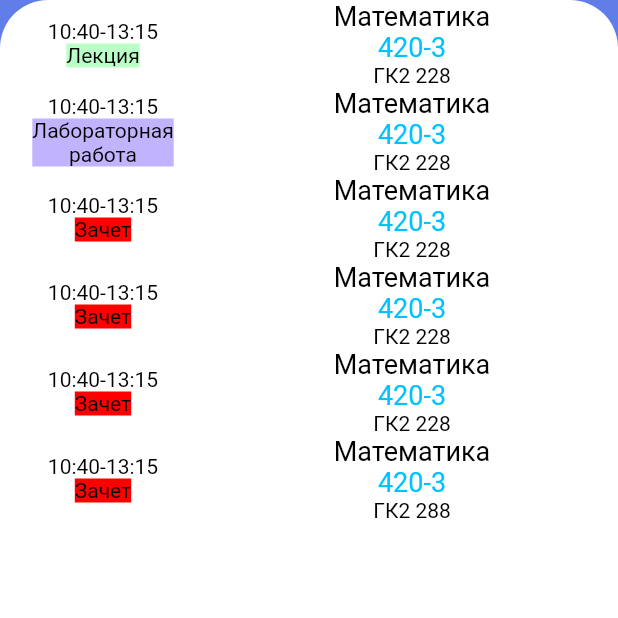
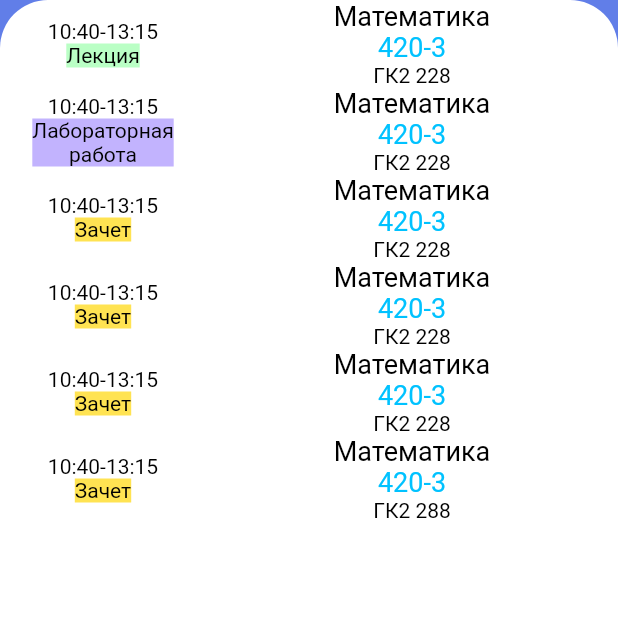
Before and after one commit to strelas/tusur-employee, a Flutter app: the screen it shows after launch, on a phone screen of 412 x 824 dp, the top half of it. Run offline on Flutter 3.47's test engine with Material 2 defaults, Android fonts, the phone set to English and light mode, and no system bars.

Commit message:
completed lesson type colors

```diff
--- a/lib/components/timetable.dart
+++ b/lib/components/timetable.dart
@@ -59,26 +59,19 @@ class _LessonWidget extends StatelessWidget {
       case LessonType.LECTURE:
         return Color(0xFFBAFFC5);
       case LessonType.INDEPENDENT_WORK:
-        // TODO: Handle this case.
-        break;
+        return Color(0xFFFFFFFF);
       case LessonType.COURSEWORK:
-        // TODO: Handle this case.
-        break;
+        return Color(0xFFDD7BFF);
       case LessonType.COURSE_PROJECT:
-        // TODO: Handle this case.
-        break;
+        return Color(0xFFEEBCFF);
       case LessonType.EXAM:
-        // TODO: Handle this case.
-        break;
+        return Color(0xFFFF6B98);
       case LessonType.WORK_PRACTICE:
-        // TODO: Handle this case.
-        break;
+        return Color(0xFFFAFF00);
       case LessonType.OFFSET:
-        // TODO: Handle this case.
-        break;
+        return Color(0xFFFFE352);
       case LessonType.RATE_OFFSET:
-        // TODO: Handle this case.
-        break;
+        return Color(0xFFFFA740);
     }
     return Color(0xFFFF0000);
   }
```
